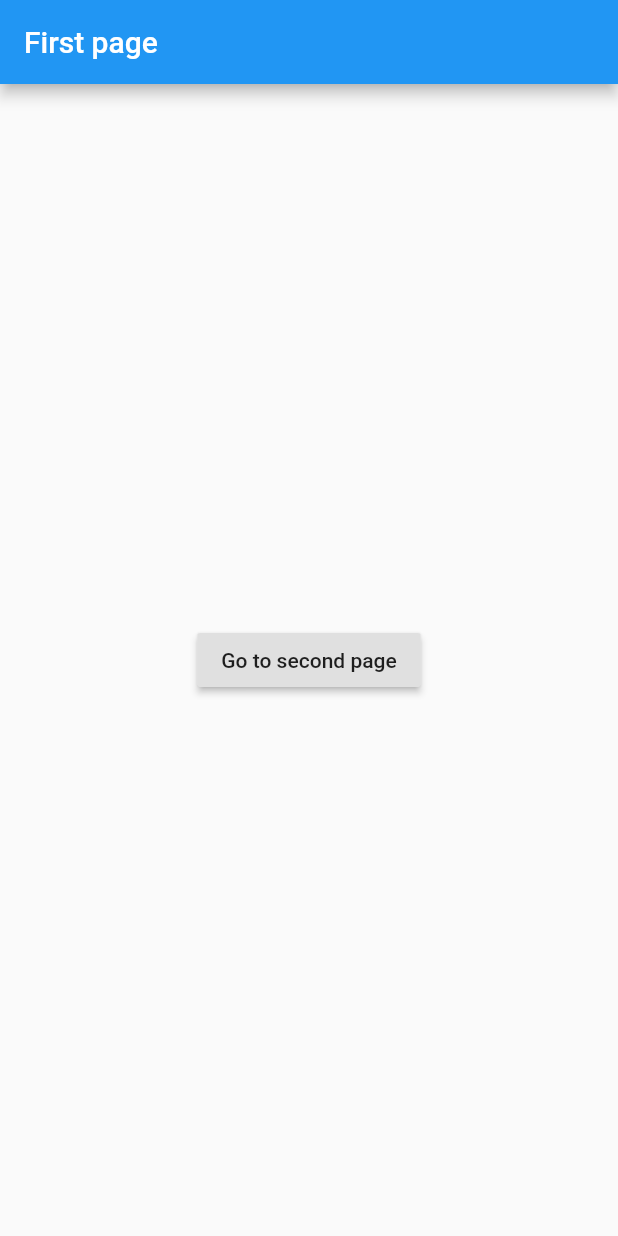
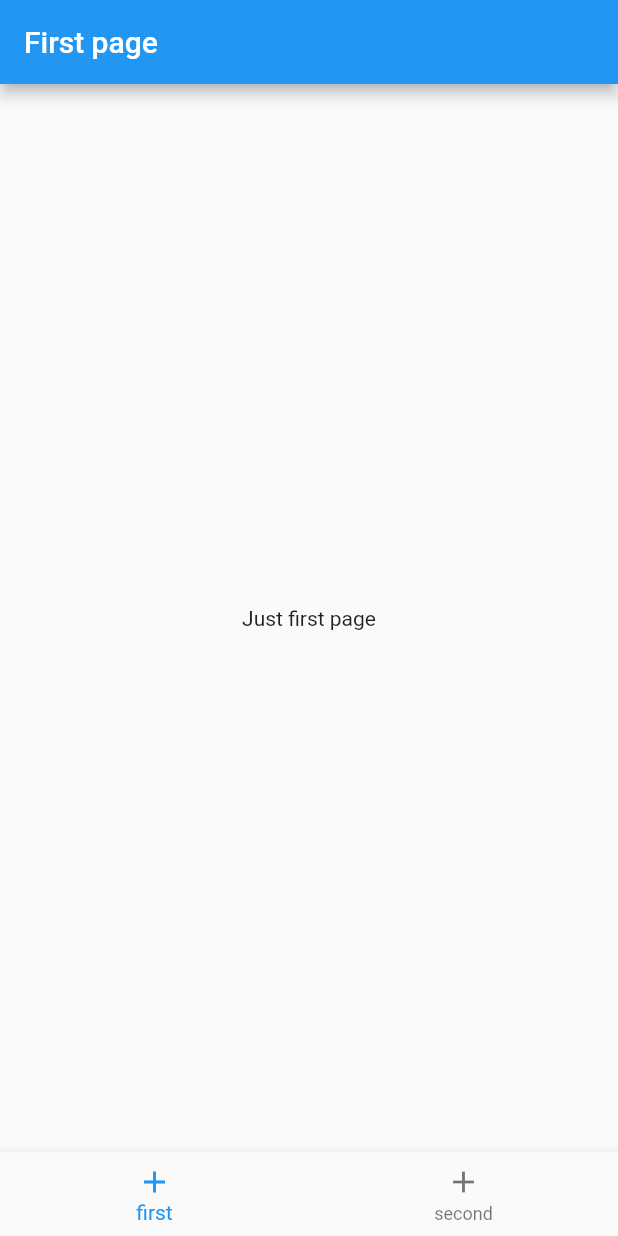
Before and after one commit to don-prog/bloc_repeated_states_issue, a Flutter app: the screen it shows after launch, on a phone screen of 412 x 824 dp. Run offline on Flutter 3.47's test engine with Material 2 defaults, Android fonts, the phone set to English and light mode, and no system bars; our stand-ins replace bloc, flutter_bloc, get_it.

Commit message:
Added bottom navigation

```diff
--- /dev/null
+++ b/lib/bottom_navigation/bottom_navigation.dart
@@ -0,0 +1,45 @@
+import 'package:flutter/material.dart';
+
+enum TabItem { first, second, }
+
+Map<TabItem, String> tabName = {
+  TabItem.first: 'first',
+  TabItem.second: 'second',
+};
+
+Map<TabItem, String> tabRoute = {
+  TabItem.first: 'first_page',
+  TabItem.second: 'second_page',
+};
+
+class BottomNavigation extends StatelessWidget {
+  BottomNavigation({this.currentTab, this.onSelectTab, this.tabNotification});
+  final TabItem currentTab;
+  final ValueChanged<TabItem> onSelectTab;
+  final Map<TabItem, bool> tabNotification;
+
+  @override
+  Widget build(BuildContext context) {
+    return BottomNavigationBar(
+      type: BottomNavigationBarType.fixed,
+
+      items: [
+        _buildItem(tabItem: TabItem.first),
+        _buildItem(tabItem: TabItem.second),
+      ],
+      onTap: (index) => onSelectTab(
+        TabItem.values[index],
+      ),
+    );
+  }
+
+  BottomNavigationBarItem _buildItem({TabItem tabItem}) {
+    String text = tabName[tabItem];
+    return BottomNavigationBarItem(
+      icon: Icon(Icons.add),
+      title: Text(
+        text
+      ),
+    );
+  }
+}
--- /dev/null
+++ b/lib/bottom_navigation/bottom_navigation_page.dart
@@ -0,0 +1,58 @@
+import 'package:bloc_repeated_states_issue/route_generator.dart';
+import 'package:flutter/material.dart';
+import 'package:flutter_bloc/flutter_bloc.dart';
+
+import 'bottom_navigation.dart';
+
+GlobalKey<BottomNavigationState> bottomNavigationPageKey;
+
+
+class BottomNavigationPage extends UniqueWidget<BottomNavigationState> {
+  BottomNavigationPage({GlobalKey key}) : super(key: key){
+    bottomNavigationPageKey = key;
+  }
+
+  @override
+  BottomNavigationState createState() => BottomNavigationState();
+}
+
+class BottomNavigationState extends State<BottomNavigationPage> {
+
+  TabItem currentTab = TabItem.first;
+  final GlobalKey<NavigatorState> _navigatorKey = GlobalKey<NavigatorState>();
+
+
+  void _selectTab(TabItem tabItem, {Object arguments}) {
+    if (tabItem == currentTab) {
+      _navigatorKey.currentState.popUntil((route) => route.isFirst);
+    } else {
+      setState(() => currentTab = tabItem);
+      _navigatorKey.currentState.popUntil((route) => route.isFirst);
+      _navigatorKey.currentState.pushReplacementNamed(tabRoute[tabItem], arguments: arguments);
+    }
+  }
+
+
+  @override
+  Widget build(BuildContext context) {
+
+    return Scaffold(
+        body: Navigator(
+          key: _navigatorKey,
+          initialRoute: tabRoute[currentTab],
+          onGenerateRoute: RouteGenerator.generateRoute,
+        ),
+        bottomNavigationBar: getBottomNavigationBar()
+    );
+  }
+
+  BottomNavigation getBottomNavigationBar(){
+    return BottomNavigation(
+      currentTab: currentTab,
+      onSelectTab: (tabItem) {
+
+        _selectTab(tabItem,);
+      },
+    );
+  }
+}
--- a/lib/main.dart
+++ b/lib/main.dart
@@ -1,4 +1,5 @@
 import 'package:bloc_repeated_states_issue/bloc/bloc.dart';
+import 'package:bloc_repeated_states_issue/bottom_navigation/bottom_navigation_page.dart';
 import 'package:bloc_repeated_states_issue/route_generator.dart';
 import 'package:flutter/material.dart';
 import 'package:bloc_repeated_states_issue/injection_container.dart';
@@ -37,8 +38,9 @@ class _MyAppState extends State<MyApp> {
       theme: ThemeData(
         primarySwatch: Colors.blue,
       ),
-      initialRoute: 'first_page',
-      onGenerateRoute: RouteGenerator.generateRoute,
+      home: BottomNavigationPage(key: GlobalKey<BottomNavigationState>(),)
+
+
     );
   }
 }
--- a/lib/pages/first_page.dart
+++ b/lib/pages/first_page.dart
@@ -21,7 +21,7 @@ class _FirstPageState extends State<FirstPage> {
 
     _firstPageBloc = BlocProvider.of<FirstPageBloc>(context);
 
-    print('_FirstPageState.initState');
+    print('_FirstPageState.initState()');
     print('_firstPageBloc.add(FirstFirstPageEvent())');
     _firstPageBloc.add(FirstFirstPageEvent());
   }
@@ -45,12 +45,8 @@ class _FirstPageState extends State<FirstPage> {
             print('First page received FirstState');
         },
         child: Center(
-          child: RaisedButton(
-            child: Text('Go to second page'),
-            onPressed: () {
-              Navigator.of(context).popUntil((route) => route.isFirst);
-              Navigator.of(context).pushReplacementNamed('second_page');
-            },
+          child: Text(
+            'Just first page'
           ),
         ),
       ),
```
Also changed, not shown: lib/pages/second_page.dart (+2 -6 lines).
